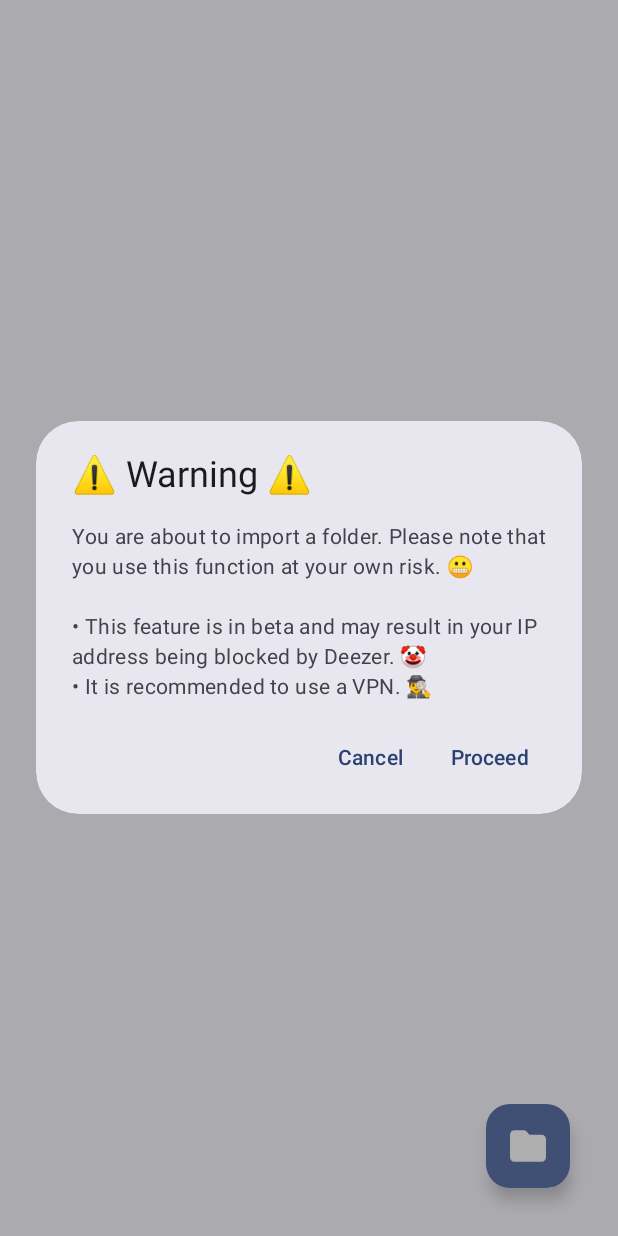
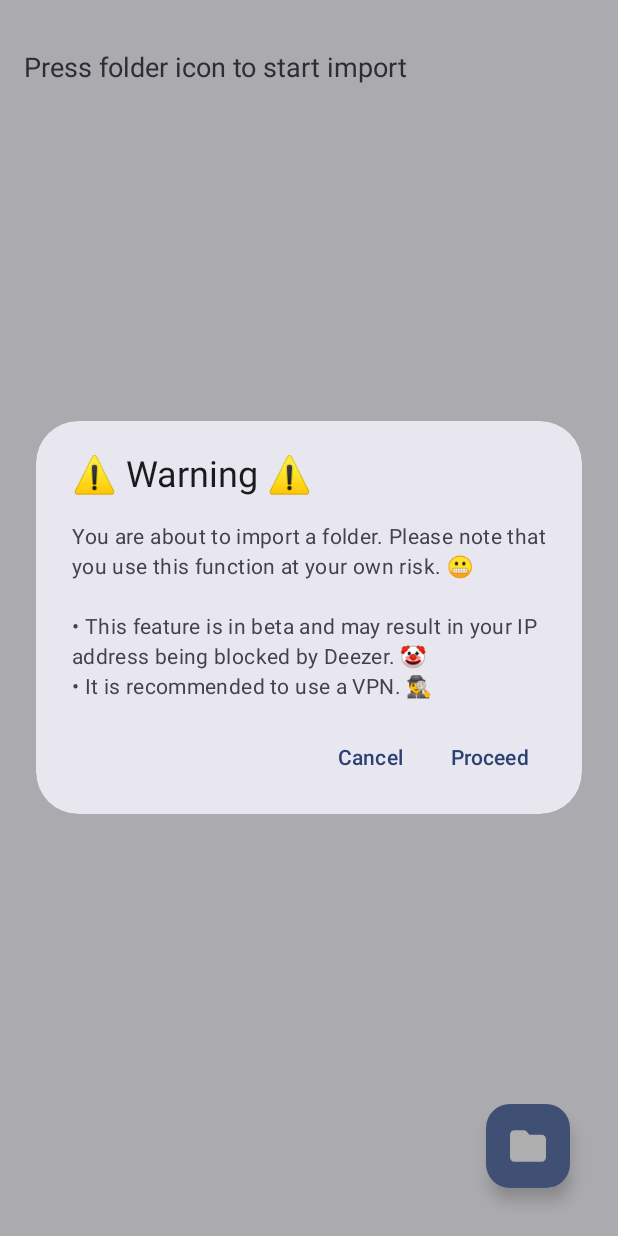
Before and after one commit to nooowavailable/tunedetectivex, an Android app: the FolderImportActivity screen opened directly, with no data from a screen before it, after a tap on "Ordner auswählen", on a phone screen of 412 x 824 dp. Run offline under Robolectric (Android 15) with nearby library versions, the phone set to English and light mode, and no system bars; our stand-ins replace Room's generated code; pictures from the network do not load.

Commit message:
Folder Import UI improvements

```diff
--- a/app/src/main/java/com/dev/tunedetectivex/FolderImportActivity.kt
+++ b/app/src/main/java/com/dev/tunedetectivex/FolderImportActivity.kt
@@ -64,6 +64,8 @@ class FolderImportActivity : AppCompatActivity() {
     private var failedImports = 0
     private val artistAlbumsCache = mutableMapOf<Long, List<DeezerAlbum>>()
     private var isNetworkRequestsAllowed = true
+    private lateinit var statusTextView: TextView
+
 
 
 
@@ -85,10 +87,15 @@ class FolderImportActivity : AppCompatActivity() {
         textViewProgress = findViewById(R.id.textViewProgress)
         imageViewArtistCover = findViewById(R.id.imageViewArtistCover)
         textViewArtistName = findViewById(R.id.textViewArtistName)
+        statusTextView = findViewById(R.id.statusTextView)
+
 
         cardCurrentArtist.visibility = View.GONE
         linearProgressIndicator.visibility = View.GONE
         textViewProgress.visibility = View.GONE
+
+        updateImportStatus(false)
+
 
         val fabSelectFolder: FloatingActionButton = findViewById(R.id.fabSelectFolder)
         fabSelectFolder.setOnClickListener {
@@ -103,6 +110,14 @@ class FolderImportActivity : AppCompatActivity() {
             }
 
             showWarningDialog()
+        }
+    }
+
+    private fun updateImportStatus(isImporting: Boolean) {
+        if (isImporting) {
+            statusTextView.text = "Importing... Please wait."
+        } else {
+            statusTextView.text = "Press folder icon to start import"
         }
     }
 
@@ -176,6 +191,7 @@ class FolderImportActivity : AppCompatActivity() {
     @SuppressLint("SetTextI18n")
     private fun processMusicFolder(folderUri: Uri) {
         isImporting = true
+        updateImportStatus(isImporting)
         acquireWakeLock()
 
         lifecycleScope.launch(Dispatchers.Main) {
@@ -290,6 +306,7 @@ class FolderImportActivity : AppCompatActivity() {
                 }
 
                 withContext(Dispatchers.Main) {
+                    updateImportStatus(false)
                     completeImportNotification()
                 }
             } catch (e: Exception) {
--- a/app/src/main/res/layout/activity_folder_import.xml
+++ b/app/src/main/res/layout/activity_folder_import.xml
@@ -74,6 +74,19 @@
             app:trackThickness="8dp"
             app:trackCornerRadius="6dp" />
 
+        <!-- New TextView for Import Status -->
+        <TextView
+            android:id="@+id/statusTextView"
+            android:layout_width="0dp"
+            android:layout_height="wrap_content"
+            android:layout_gravity="center"
+            android:layout_marginTop="16dp"
+            android:text="Press folder icon to start import"
+            android:textSize="18sp"
+            app:layout_constraintEnd_toEndOf="parent"
+            app:layout_constraintStart_toStartOf="parent"
+            app:layout_constraintTop_toBottomOf="@id/linearProgressIndicator" />
+
         <TextView
             android:id="@+id/textViewDetails"
             android:layout_width="0dp"
@@ -82,7 +95,7 @@
             android:text=""
             android:textSize="14sp"
             android:visibility="gone"
-            app:layout_constraintTop_toBottomOf="@id/linearProgressIndicator"
+            app:layout_constraintTop_toBottomOf="@id/statusTextView"
             app:layout_constraintStart_toStartOf="parent"
             app:layout_constraintEnd_toEndOf="parent" />
 
```
